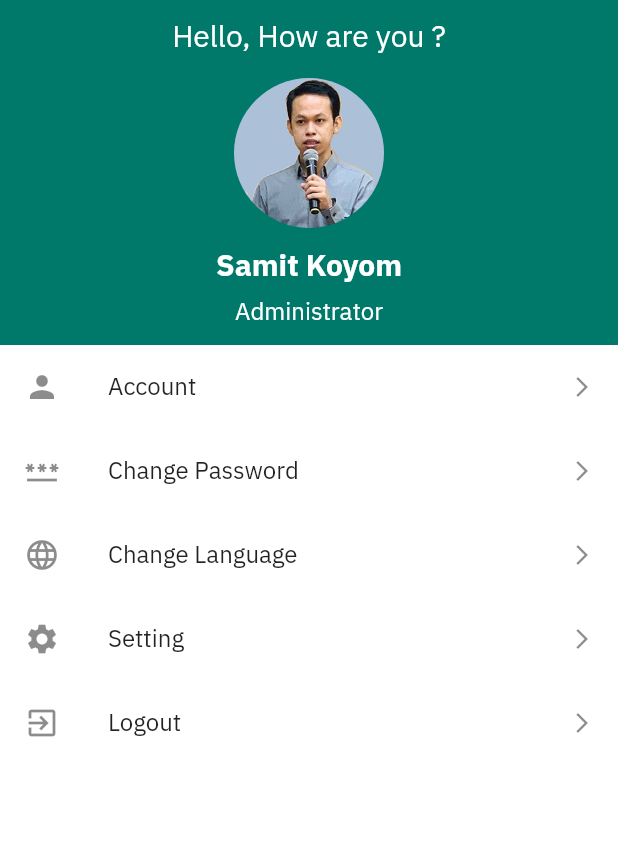
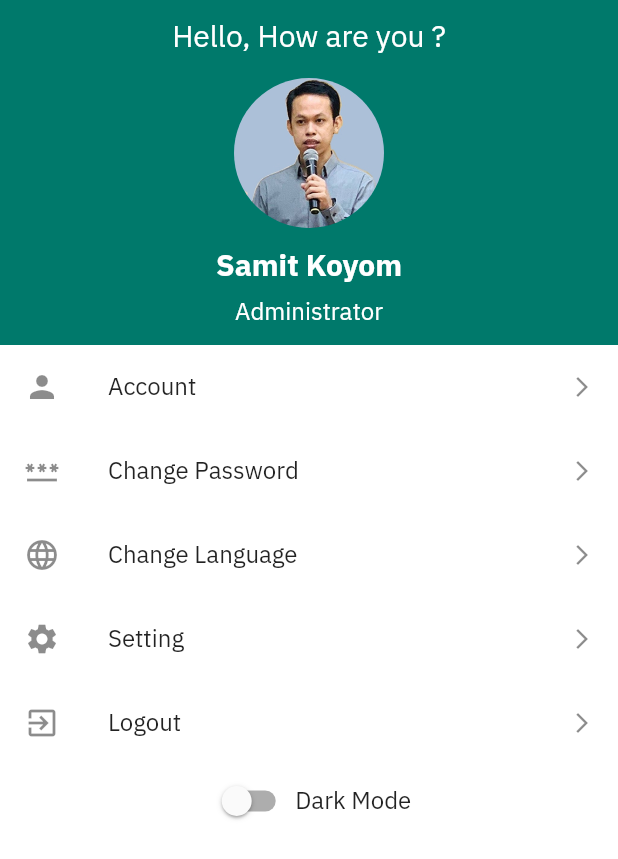
Before and after one commit to iamsamitdev/flutter_scale_mimotech, a Flutter app: the ProfileScreen screen opened directly, on a phone screen of 412 x 824 dp. Shown: the top 859 px of the screen. Run offline on Flutter 3.47's test engine with Material 2 defaults, Android fonts, the phone set to English and light mode, and no system bars; our stand-ins replace connectivity_plus, logger, shared_preferences; missing offline and left inert: onboarding_intro_screen; accounts and stored records are empty; generated files the repository leaves out were written again.

Commit message:
add theme

```diff
--- /dev/null
+++ b/lib/provider/theme_provider.dart
@@ -0,0 +1,35 @@
+import 'package:flutter/material.dart';
+import 'package:shared_preferences/shared_preferences.dart';
+
+class ThemeProvider extends ChangeNotifier {
+
+  ThemeData _themeData;
+
+  // status
+  bool _isDark = false;
+
+  // getter
+  bool get isDark => _isDark;
+
+  // Constructor
+  ThemeProvider(this._themeData);
+
+  // Getter
+  getTheme() => _themeData;
+
+  // Shared preferences instance
+  SharedPreferences? _sharedPreferences;
+
+  // Set Theme
+  setTheme(ThemeData themeData) async {
+    _isDark = !_isDark;
+    _themeData = themeData;
+
+    // Save theme in shared preferences
+    _sharedPreferences = await SharedPreferences.getInstance();
+    await _sharedPreferences?.setBool('isDark', _isDark);
+
+    notifyListeners();
+  }
+
+}
--- a/lib/screens/bottomnavmenu/profile/profile_screen.dart
+++ b/lib/screens/bottomnavmenu/profile/profile_screen.dart
@@ -1,9 +1,12 @@
 // ignore_for_file: prefer_const_constructors, prefer_const_literals_to_create_immutables
 
 import 'package:flutter/material.dart';
+// import 'package:flutter_scale/main.dart';
 import 'package:flutter_scale/provider/locale_provider.dart';
+import 'package:flutter_scale/provider/theme_provider.dart';
 import 'package:flutter_scale/themes/colors.dart';
 import 'package:flutter_gen/gen_l10n/app_localizations.dart';
+import 'package:flutter_scale/themes/styles.dart';
 import 'package:provider/provider.dart';
 
 class ProfileScreen extends StatefulWidget {
@@ -24,6 +27,25 @@ class _ProfileScreenState extends State<ProfileScreen> {
             children: [
               _buildHeader(),
               _buildListMenu(),
+              Consumer<ThemeProvider>(
+                builder: (context, provider, child) {
+                  return Row(
+                    mainAxisAlignment: MainAxisAlignment.center,
+                    children: [
+                      Switch(
+                        value: provider.isDark,
+                        onChanged: (value) {
+                          // Toggle
+                          provider.setTheme(provider.isDark
+                              ? AppTheme.lightTheme
+                              : AppTheme.darkTheme);
+                        },
+                      ),
+                      Text(provider.isDark ? 'Light Mode': 'Dark Mode'),
+                    ],
+                  );
+                },
+              ),
             ],
           )
         ],
@@ -35,14 +57,11 @@ class _ProfileScreenState extends State<ProfileScreen> {
   Widget _buildHeader() {
     return Container(
       height: 230,
-      decoration: BoxDecoration(
-        color: primaryDark
-      ),
+      decoration: BoxDecoration(color: primaryDark),
       child: Column(
         mainAxisAlignment: MainAxisAlignment.center,
         children: [
-          Text(
-            AppLocalizations.of(context)!.hello,
+          Text(AppLocalizations.of(context)!.hello,
               style: TextStyle(color: Colors.white, fontSize: 20)),
           SizedBox(height: 10),
           CircleAvatar(
@@ -53,17 +72,11 @@ class _ProfileScreenState extends State<ProfileScreen> {
           Text(
             'Samit Koyom',
             style: TextStyle(
-              fontSize: 20,
-              fontWeight: FontWeight.bold,
-              color: Colors.white
-            ),
+                fontSize: 20, fontWeight: FontWeight.bold, color: Colors.white),
           ),
           Text(
             'Administrator',
-            style: TextStyle(
-              fontSize: 16,
-              color: Colors.white
-            ),
+            style: TextStyle(fontSize: 16, color: Colors.white),
           ),
         ],
       ),
@@ -76,27 +89,40 @@ class _ProfileScreenState extends State<ProfileScreen> {
       children: [
         ListTile(
           leading: Icon(Icons.person),
-          title: Text(AppLocalizations.of(context)!.menu_account,),
-          trailing: Icon(Icons.arrow_forward_ios, size: 16,),
-          onTap: (){},
+          title: Text(
+            AppLocalizations.of(context)!.menu_account,
+          ),
+          trailing: Icon(
+            Icons.arrow_forward_ios,
+            size: 16,
+          ),
+          onTap: () {},
         ),
         ListTile(
           leading: Icon(Icons.password),
           title: Text(AppLocalizations.of(context)!.menu_changepass),
-          trailing: Icon(Icons.arrow_forward_ios, size: 16,),
-          onTap: (){},
+          trailing: Icon(
+            Icons.arrow_forward_ios,
+            size: 16,
+          ),
+          onTap: () {},
         ),
         ListTile(
           leading: Icon(Icons.language),
           title: Text(AppLocalizations.of(context)!.menu_changelang),
-          trailing: Icon(Icons.arrow_forward_ios, size: 16,),
-          onTap: (){
+          trailing: Icon(
+            Icons.arrow_forward_ios,
+            size: 16,
+          ),
+          onTap: () {
             // Create alert dialog select language
             showDialog(
                 context: context,
                 builder: (BuildContext context) {
                   return AlertDialog(
-                  title: Text(AppLocalizations.of(context)!.label_chooselang,),
+                    title: Text(
+                      AppLocalizations.of(context)!.label_chooselang,
+                    ),
                     content: SingleChildScrollView(
                       child: Consumer<LocaleProvider>(
                         builder: (context, provider, child) {
@@ -104,23 +130,27 @@ class _ProfileScreenState extends State<ProfileScreen> {
                             children: [
                               InkWell(
                                 child: Text('English'),
-                              onTap: (){
+                                onTap: () {
                                   Navigator.pop(context);
                                   provider.changeLocale(const Locale('en'));
                                 },
                               ),
-                            SizedBox(height: 10,),
+                              SizedBox(
+                                height: 10,
+                              ),
                               InkWell(
                                 child: Text('Thai'),
-                              onTap: (){
+                                onTap: () {
                                   Navigator.pop(context);
                                   provider.changeLocale(const Locale('th'));
                                 },
                               ),
-                            SizedBox(height: 10,),
+                              SizedBox(
+                                height: 10,
+                              ),
                               InkWell(
                                 child: Text('Chinese'),
-                              onTap: (){
+                                onTap: () {
                                   Navigator.pop(context);
                                   provider.changeLocale(const Locale('zh'));
                                 },
@@ -131,21 +161,28 @@ class _ProfileScreenState extends State<ProfileScreen> {
                       ),
                     ),
                   );
-              }
-            );
+                });
           },
         ),
         ListTile(
           leading: Icon(Icons.settings),
-          title: Text(AppLocalizations.of(context)!.menu_setting,),
-          trailing: Icon(Icons.arrow_forward_ios, size: 16,),
-          onTap: (){},
+          title: Text(
+            AppLocalizations.of(context)!.menu_setting,
+          ),
+          trailing: Icon(
+            Icons.arrow_forward_ios,
+            size: 16,
+          ),
+          onTap: () {},
         ),
         ListTile(
           leading: Icon(Icons.exit_to_app),
           title: Text(AppLocalizations.of(context)!.menu_logout),
-          trailing: Icon(Icons.arrow_forward_ios, size: 16,),
-          onTap: (){},
+          trailing: Icon(
+            Icons.arrow_forward_ios,
+            size: 16,
+          ),
+          onTap: () {},
         ),
       ],
     );
```
Also changed, not shown: lib/main.dart (+12 -3 lines). Lines whose indentation alone changed are shown as unchanged.
